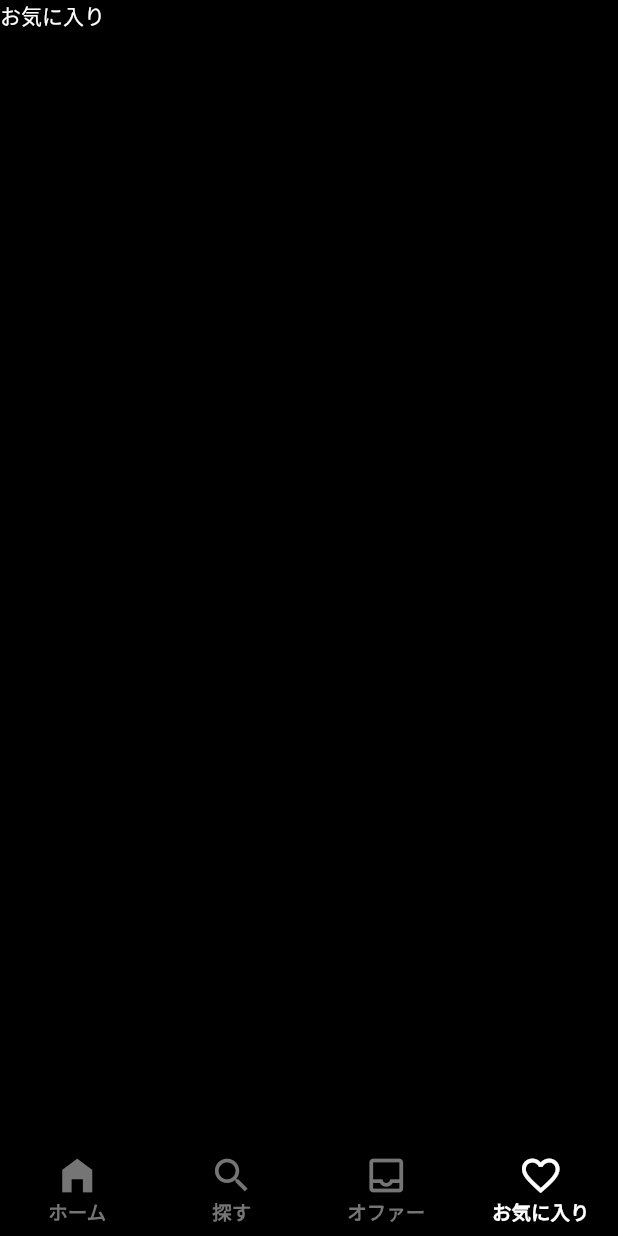
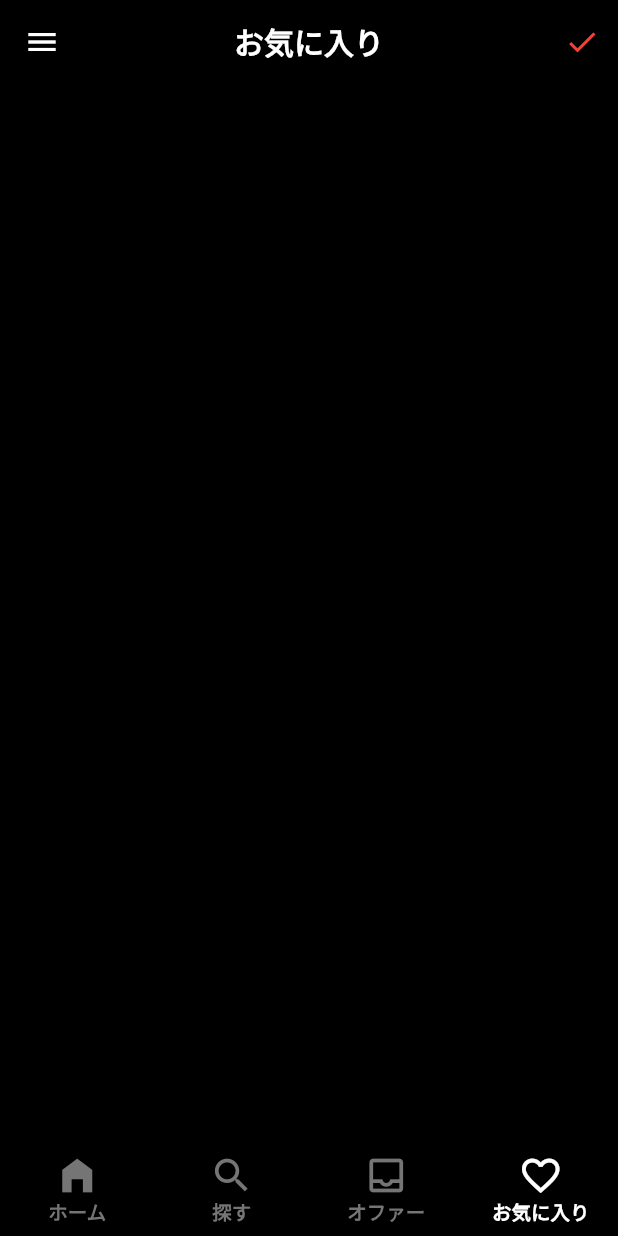
Before and after one commit to ohyeaho/toridori_clone, a Flutter app: the screen it shows after launch, item 4 of the bottom bar chosen, on a phone screen of 412 x 824 dp. Run offline on Flutter 3.47's test engine with Material 2 defaults, Android fonts, the phone set to English and light mode, and no system bars; our stand-ins replace font_awesome_flutter.

Commit message:
favorite page UI

```diff
--- a/lib/screens/favorite_page.dart
+++ b/lib/screens/favorite_page.dart
@@ -1,8 +1,18 @@
 import 'package:flutter/material.dart';
+import 'package:toridori_clone/components/main_page_appbar.dart';
+import 'package:toridori_clone/components/main_page_drawer.dart';
 
 class FavoritePage extends StatelessWidget {
   @override
   Widget build(BuildContext context) {
-    return Text('お気に入り');
+    return Scaffold(
+      appBar: MainPageAppbar(
+        title: Text(
+          'お気に入り',
+          style: TextStyle(fontWeight: FontWeight.bold),
+        ),
+      ),
+      drawer: SafeArea(child: MainPageDrawer()),
+    );
   }
 }
```
